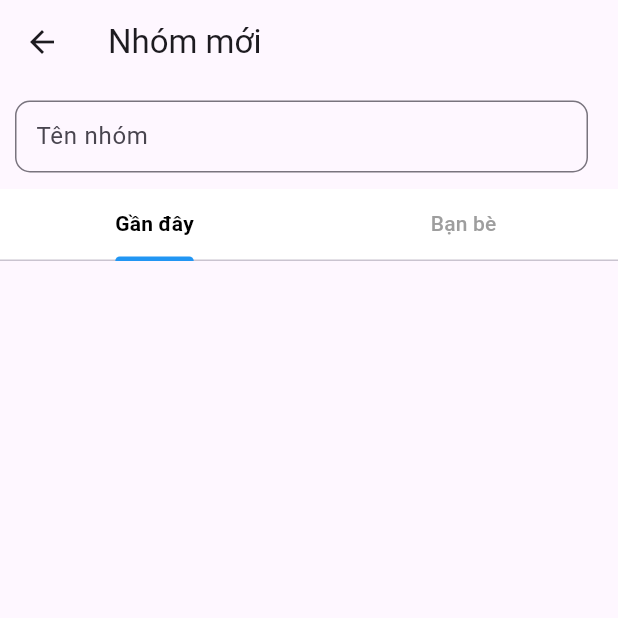
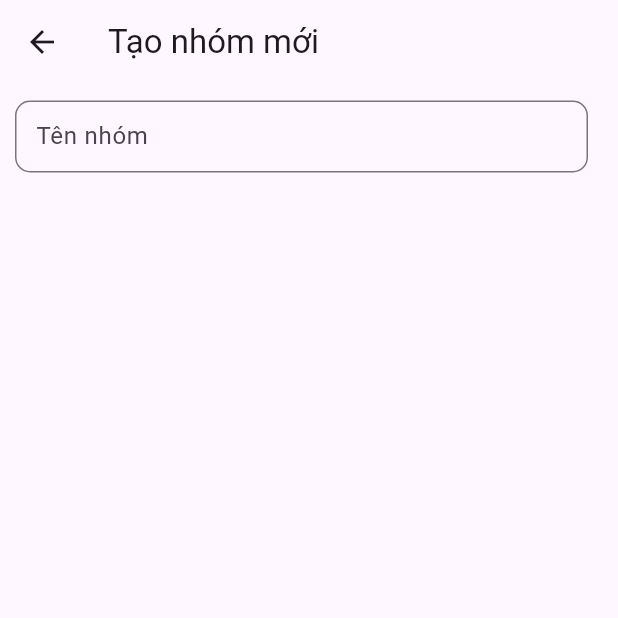
Before and after one commit to longnguyen-cyber/cnm-mobile, a Flutter app: the CreateChannelScreen screen opened by its route, on a phone screen of 412 x 824 dp, the top half of it. Run offline on Flutter 3.47's test engine with Material 3 defaults, Android fonts, the phone set to English and light mode, and no system bars; our stand-ins replace audioplayers, dio, equatable, file_picker, flutter_bloc, flutter_dotenv and 12 more; missing offline and left inert: appinio_video_player, flutter_downloader, flutter_sound, record, widget_zoom; accounts and stored records are empty.

Commit message:
fix: done demo

```diff
--- a/lib/config/routes/app_route_config.dart
+++ b/lib/config/routes/app_route_config.dart
@@ -48,12 +48,14 @@ class MyAppRouter {
               "65dd4ae4cbeffa04dbbc5b16"
             ]
           };
-          // return MaterialPage(
-          //     child:
-          //         // LoginScreen());
-          //         MainScreen(
-          //   index: 0,
-          // ));
+          return buildPageWithDefaultTransition<void>(
+            context: context,
+            state: state,
+            child: MainScreen(
+              index: 0,
+            ),
+          );
+
           // return MaterialPage(
           //     child: DetailChatScreen(
           //   data: data,
--- a/lib/screens/chat/components/voice.dart
+++ b/lib/screens/chat/components/voice.dart
@@ -115,7 +115,7 @@ class _PlayerWidgetState extends State<PlayerWidget> {
                       ? formatDuration(_duration!)
                       : '',
               softWrap: true,
-              style: const TextStyle(fontSize: 13.0),
+              style: const TextStyle(fontSize: 10.0),
             ),
           ],
         ),
--- a/lib/screens/friend/create_channel_screen.dart
+++ b/lib/screens/friend/create_channel_screen.dart
@@ -69,7 +69,15 @@ class _CreateChannelScreenState extends State<CreateChannelScreen>
     });
     SocketConfig.listen(SocketEvent.channelWS, (response) {
       var status = response['status'];
+      var data = response['data'];
+
       if (status == 201) {
+        var userIds = (data["users"] as List)
+            .map((e) => User.fromMap(e))
+            .toList()
+            .map((e) => e.id)
+            .toList();
+        if (userIds.contains(userId)) {
           setState(() {
             adding = false;
           });
@@ -84,6 +92,7 @@ class _CreateChannelScreenState extends State<CreateChannelScreen>
             // Navigator.pop(context);
           });
         }
+      }
     });
     SocketConfig.emit(SocketMessage.createChannel, obj);
   }
@@ -97,7 +106,7 @@ class _CreateChannelScreenState extends State<CreateChannelScreen>
 
     return Scaffold(
       appBar: AppBar(
-        title: const Text("Nhóm mới"),
+        title: const Text("Tạo nhóm mới"),
         elevation: 0,
         leading: IconButton(
           icon: const Icon(Icons.arrow_back),
@@ -200,98 +209,8 @@ class _CreateChannelScreenState extends State<CreateChannelScreen>
               ],
             ),
           ),
-          Container(
-            color: Colors.white,
-            child: TabBar(
-              controller: _tabController,
-              tabs: const [
-                Tab(text: 'Gần đây'),
-                Tab(text: 'Bạn bè'),
-              ],
-              labelColor: Colors.black,
-              unselectedLabelStyle: const TextStyle(
-                color: Colors.grey,
-              ),
-              labelStyle: const TextStyle(
-                fontWeight: FontWeight.bold,
-              ),
-              indicatorColor: Colors.blue,
-            ),
-          ),
           Expanded(
-            child: Stack(children: [
-              TabBarView(
-                dragStartBehavior: DragStartBehavior.start,
-                controller: _tabController,
-                children: [
-                  SingleChildScrollView(
-                    child: Column(children: [
-                      for (int i = 0; i < all.length; i++)
-                        InkWell(
-                          onTap: () {
-                            setState(() {
-                              // ignore: collection_methods_unrelated_type
-                              if (selectedUsersFinal
-                                  .map((e) => e.id)
-                                  .contains(all[i].user!.id)) {
-                                selectedUsersFinal.remove(all[i].user);
-                              } else {
-                                selectedUsersFinal.add(all[i].user!);
-                              }
-                            });
-                          },
-                          child: Container(
-                            width: size.width,
-                            padding: EdgeInsets.all(size.width * 0.02),
-                            child: Row(
-                              children: [
-                                Container(
-                                    margin: const EdgeInsets.only(left: 20),
-                                    child: CircleAvatar(
-                                        radius: 30,
-                                        backgroundImage: NetworkImage(
-                                            all[i].user!.avatar!))),
-                                const SizedBox(
-                                  width: 20,
-                                ),
-                                Expanded(
-                                  flex: 1,
-                                  child: Column(
-                                    crossAxisAlignment:
-                                        CrossAxisAlignment.start,
-                                    mainAxisAlignment: MainAxisAlignment.center,
-                                    children: <Widget>[
-                                      Text(
-                                        all[i].user!.name!,
-                                        style: const TextStyle(fontSize: 16),
-                                      ),
-                                      all[i].timeThread != null
-                                          ? Text(
-                                              formatTime(all[i].timeThread!),
-                                              style: const TextStyle(
-                                                  fontSize: 12,
-                                                  color: Colors.grey),
-                                            )
-                                          : const SizedBox(),
-                                    ],
-                                  ),
-                                ),
-                                Radio<String>(
-                                  value: all[i].user!.id!,
-                                  groupValue: selectedUsersFinal
-                                          .map((e) => e.id)
-                                          .contains(all[i].user!.id!)
-                                      ? all[i].user!.id!
-                                      : null,
-                                  onChanged: (String? value) {},
-                                )
-                              ],
-                            ),
-                          ),
-                        )
-                    ]),
-                  ),
-                  SingleChildScrollView(
+            child: SingleChildScrollView(
               child: Column(
                 children: [
                   for (int i = 0; i < all.length; i++)
@@ -317,18 +236,16 @@ class _CreateChannelScreenState extends State<CreateChannelScreen>
                                 margin: const EdgeInsets.only(left: 20),
                                 child: CircleAvatar(
                                     radius: 30,
-                                          backgroundImage: NetworkImage(
-                                              all[i].user!.avatar!))),
+                                    backgroundImage:
+                                        NetworkImage(all[i].user!.avatar!))),
                             const SizedBox(
                               width: 20,
                             ),
                             Expanded(
                               flex: 1,
                               child: Column(
-                                      crossAxisAlignment:
-                                          CrossAxisAlignment.start,
-                                      mainAxisAlignment:
-                                          MainAxisAlignment.center,
+                                crossAxisAlignment: CrossAxisAlignment.start,
+                                mainAxisAlignment: MainAxisAlignment.center,
                                 children: <Widget>[
                                   Text(
                                     all[i].user!.name!,
@@ -362,9 +279,6 @@ class _CreateChannelScreenState extends State<CreateChannelScreen>
                 ],
               ),
             ),
-                ],
-              ),
-            ]),
           ),
         ],
       ),
--- a/lib/screens/profile.dart
+++ b/lib/screens/profile.dart
@@ -130,7 +130,7 @@ class _ProfileState extends State<Profile> {
 
     return Scaffold(
       appBar: AppBar(
-        title: const Text('Profile'),
+        title: const Text('Thông tin'),
         elevation: 0,
         leading: IconButton(
           icon: const Icon(
--- a/pubspec.yaml
+++ b/pubspec.yaml
@@ -60,9 +60,9 @@ dependencies:
   shared_preferences: ^2.0.18
   sizer: ^2.0.15
   socket_io_client: ^2.0.3+1
-  # video_player: ^2.8.5
+  video_player: ^2.8.5
   appinio_video_player: ^1.2.2
-  # flutter_downloader: ^1.11.6
+  flutter_downloader: ^1.11.6
   permission_handler: ^11.3.1
 
   # zego_uikit_prebuilt_call: ^4.5.1
```
Also changed, not shown: lib/main.dart (+7 -6 lines), lib/screens/chat/chat_screen.dart (+16 -6 lines), lib/screens/chat/components/chat_item.dart (+4 -4 lines), lib/screens/chat/components/message_bubble.dart (+46 -42 lines), lib/screens/chat/components/more_info.dart (+21 -20 lines), lib/screens/chat/detail_chat_screen.dart (+11 -4 lines), pubspec.lock, 2 other files. Lines whose indentation alone changed are shown as unchanged.
